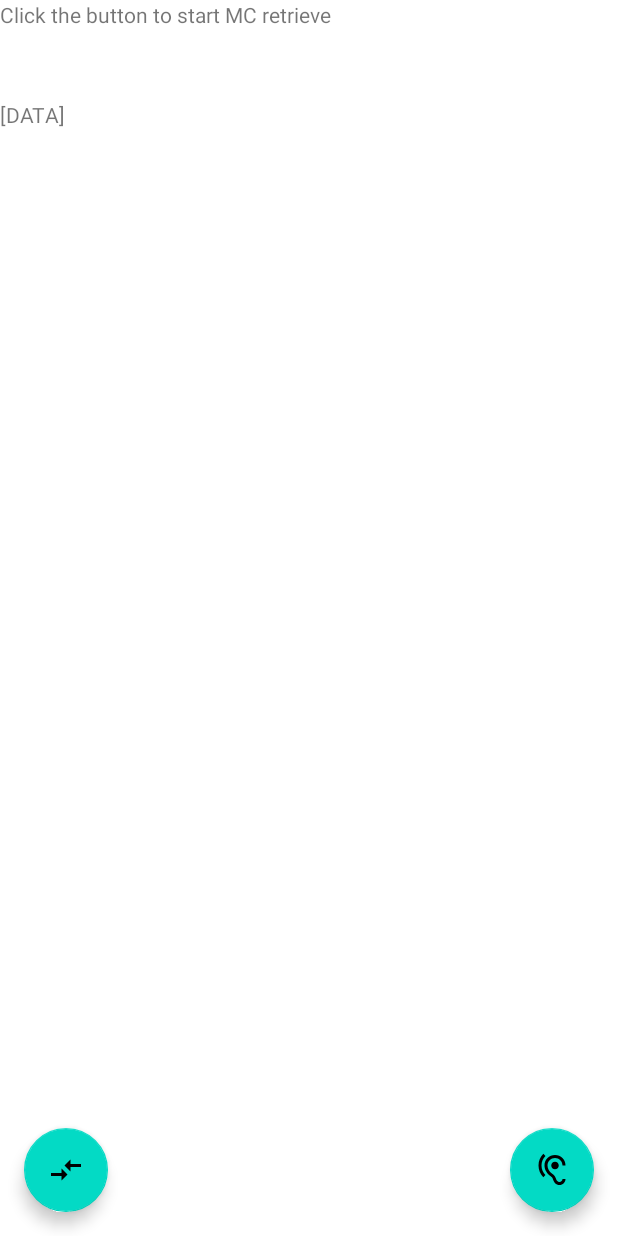
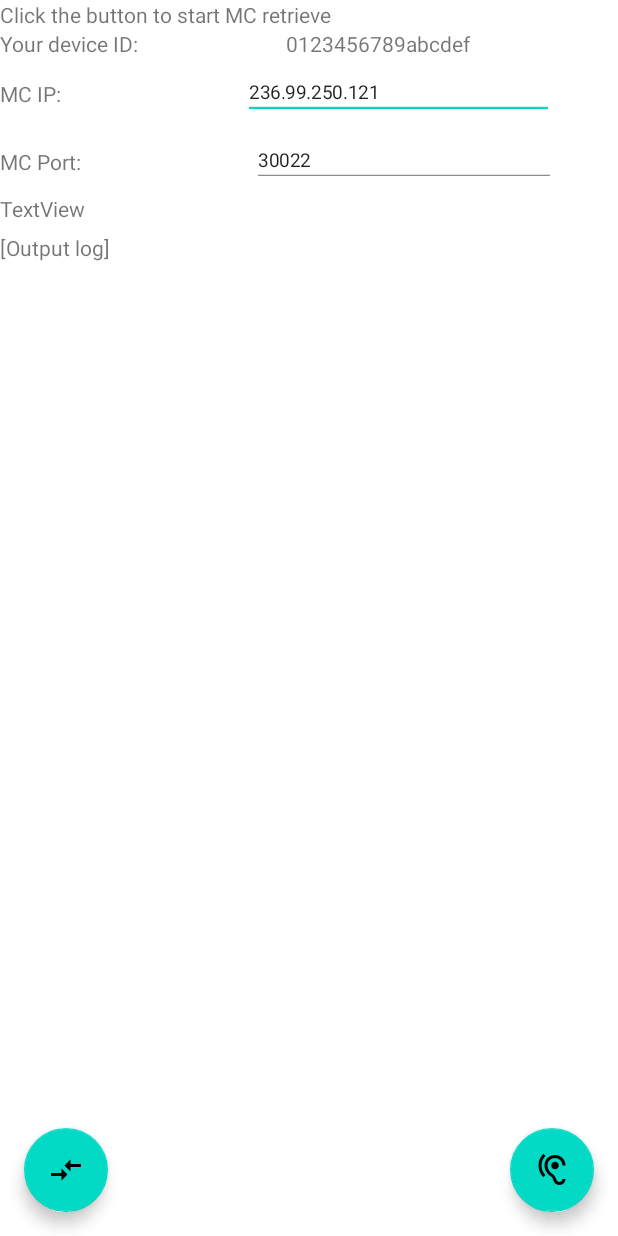
Before and after one commit to gvheertum/AndroidMulticastReceiverTest, an Android app: the screen it shows after launch (MainActivity), on a phone screen of 412 x 824 dp. Run offline under Robolectric (Android 15) with nearby library versions, the phone set to English and light mode, and no system bars.

Commit message:
This belongs to the previous

```diff
--- a/app/src/main/java/com/gvh/gvhmulticasttest/MainActivity.java
+++ b/app/src/main/java/com/gvh/gvhmulticasttest/MainActivity.java
@@ -21,6 +21,7 @@ import androidx.core.app.NotificationManagerCompat;
 import android.util.Log;
 import android.view.View;
 
+import android.widget.EditText;
 import android.widget.TextView;
 import android.widget.Toast;
 
@@ -46,6 +47,7 @@ public class MainActivity extends AppCompatActivity {
 
         FloatingActionButton fabListen = findViewById(R.id.fabObserve);
         FloatingActionButton fabTestMode = findViewById(R.id.fabTestMode);
+
         tvReceivedContent = findViewById(R.id.tvReceived);
         tv = findViewById(R.id.tvMcDetail);
         tv.setText("Click the button to start MC retrieve");
@@ -54,6 +56,8 @@ public class MainActivity extends AppCompatActivity {
 
         android_id = Secure.getString(this.getApplicationContext().getContentResolver(),
                 Secure.ANDROID_ID);
+        TextView tvHWId = findViewById(R.id.tvDeviceId);
+        tvHWId.setText(android_id);
 
         fabListen.setOnClickListener(new View.OnClickListener() {
             @Override
@@ -120,25 +124,24 @@ public class MainActivity extends AppCompatActivity {
     }
 
 
-
-    private final String MCAddressRf = "236.99.250.121";
-    private final String MCAddressGeneral = "236.99.250.120";
-    private final int MCPort = 30011;
     @RequiresApi(api = Build.VERSION_CODES.N)
     public void StartReceiver()
     {
-        StartListeningForMCTraffic(MCAddressRf, MCPort);
-        StartListeningForMCTraffic(MCAddressGeneral, MCPort);
-        runOnUiThread(() -> tv.setText("!! Started MC retrieve on: " + MCAddressRf + " and " + MCAddressGeneral + "on port:" + MCPort));
+        String mcIp = GetMulticastIp();
+        Integer mcPort = GetMulticastPort();
+        StartListeningForMCTraffic(mcIp, mcPort);
+
+        runOnUiThread(() -> tv.setText("!! Started MC retrieve on: " + mcIp + ":" + mcPort));
     }
 
     @RequiresApi(api = Build.VERSION_CODES.N)
-    private final String MCIPTest =  "236.99.250.121";
-    private final int MCPortTest = 30022;
+
     public void StartTestMode()
     {
-        StartTestForMCTraffic(MCIPTest, MCPortTest);
-        runOnUiThread(() -> tv.setText("!! Started MC Test on: " + MCIPTest + "on port:" + MCPortTest + " - Responding as: " + android_id));
+        String mcIp = GetMulticastIp();
+        Integer mcPort = GetMulticastPort();
+        StartTestForMCTraffic(mcIp, mcPort);
+        runOnUiThread(() -> tv.setText("!! Started MC Test on: " + mcIp + ":" + mcPort));
     }
 
     @RequiresApi(api = Build.VERSION_CODES.N)
@@ -185,6 +188,18 @@ public class MainActivity extends AppCompatActivity {
         }
     }
 
+    private String GetMulticastIp()
+    {
+        EditText tf = findViewById(R.id.editMulticastIP);
+        return tf.getText().toString();
+    }
+
+    private Integer GetMulticastPort()
+    {
+        EditText tf = findViewById(R.id.editMulticastPort);
+        return Integer.parseInt(tf.getText().toString());
+    }
+
     private String messageContent = "";
     private void AppendMCMessage(String message)
     {
--- a/app/src/main/res/layout/activity_main.xml
+++ b/app/src/main/res/layout/activity_main.xml
@@ -6,10 +6,13 @@
     android:layout_height="match_parent"
     tools:context=".MainActivity">
 
-    <com.google.android.material.appbar.AppBarLayout
-        android:layout_width="match_parent"
+    <com.google.android.material.floatingactionbutton.FloatingActionButton
+        android:id="@+id/fabTestMode"
+        android:layout_width="wrap_content"
         android:layout_height="wrap_content"
-        android:theme="@style/Theme.GvHMulticastTest.AppBarOverlay"/>
+        android:layout_gravity="bottom"
+        android:layout_margin="@dimen/fab_margin"
+        app:srcCompat="@drawable/ic_baseline_compare_arrows_24" />
 
     <com.google.android.material.floatingactionbutton.FloatingActionButton
         android:id="@+id/fabObserve"
@@ -19,26 +22,114 @@
         android:layout_margin="@dimen/fab_margin"
         app:srcCompat="@drawable/ic_baseline_hearing_24" />
 
-    <com.google.android.material.floatingactionbutton.FloatingActionButton
-        android:id="@+id/fabTestMode"
-        android:layout_width="wrap_content"
+    <LinearLayout
+        android:layout_width="match_parent"
         android:layout_height="wrap_content"
-        android:layout_gravity="bottom"
-        android:layout_margin="@dimen/fab_margin"
-        app:srcCompat="@drawable/ic_baseline_compare_arrows_24" />
+        android:orientation="vertical">
+
+        <LinearLayout
+            android:layout_width="match_parent"
+            android:layout_height="match_parent"
+            android:orientation="horizontal">
 
             <TextView
                 android:id="@+id/tvMcDetail"
-        android:layout_width="wrap_content"
+                android:layout_width="374dp"
                 android:layout_height="wrap_content"
                 android:layout_gravity="start|fill_horizontal"
                 android:text="Not started" />
+        </LinearLayout>
+
+        <LinearLayout
+            android:layout_width="match_parent"
+            android:layout_height="match_parent"
+            android:orientation="horizontal">
+
+            <TextView
+                android:id="@+id/textView"
+                android:layout_width="wrap_content"
+                android:layout_height="wrap_content"
+                android:layout_weight="1"
+                android:text="Your device ID:" />
+
+            <TextView
+                android:id="@+id/tvDeviceId"
+                android:layout_width="wrap_content"
+                android:layout_height="wrap_content"
+                android:layout_weight="1"
+                android:text="[DeviceId]" />
+
+        </LinearLayout>
+
+        <LinearLayout
+            android:layout_width="match_parent"
+            android:layout_height="match_parent"
+            android:orientation="horizontal">
+
+            <TextView
+                android:id="@+id/textView3"
+                android:layout_width="wrap_content"
+                android:layout_height="wrap_content"
+                android:layout_weight="1"
+                android:text="MC IP:" />
+
+            <EditText
+                android:id="@+id/editMulticastIP"
+                android:layout_width="wrap_content"
+                android:layout_height="wrap_content"
+                android:layout_weight="1"
+                android:ems="10"
+                android:inputType="text"
+                android:scaleX="0.7"
+                android:scaleY="0.7"
+                android:text="236.99.250.121" />
+        </LinearLayout>
+
+        <LinearLayout
+            android:layout_width="match_parent"
+            android:layout_height="match_parent"
+            android:orientation="horizontal">
+
+            <TextView
+                android:id="@+id/textView4"
+                android:layout_width="wrap_content"
+                android:layout_height="wrap_content"
+                android:layout_weight="1"
+                android:text="MC Port:" />
+
+            <EditText
+                android:id="@+id/editMulticastPort"
+                android:layout_width="wrap_content"
+                android:layout_height="wrap_content"
+                android:layout_weight="1"
+                android:ems="10"
+                android:inputType="text"
+                android:scaleX="0.7"
+                android:scaleY="0.7"
+                android:text="30022" />
+
+        </LinearLayout>
+
+        <LinearLayout
+            android:layout_width="match_parent"
+            android:layout_height="match_parent"
+            android:orientation="horizontal">
+
+            <TextView
+                android:id="@+id/textView5"
+                android:layout_width="wrap_content"
+                android:layout_height="wrap_content"
+                android:layout_weight="1"
+                android:text="TextView" />
+        </LinearLayout>
 
         <TextView
             android:id="@+id/tvReceived"
             android:layout_width="wrap_content"
             android:layout_height="wrap_content"
-        android:layout_marginTop="100px"
-        android:text="[DATA]" />
+            android:layout_marginTop="10px"
+            android:text="[Output log]" />
+
+    </LinearLayout>
 
 </androidx.coordinatorlayout.widget.CoordinatorLayout>
--- a/app/src/main/res/navigation/nav_graph.xml
+++ b/app/src/main/res/navigation/nav_graph.xml
@@ -25,4 +25,24 @@
             android:id="@+id/action_SecondFragment_to_FirstFragment"
             app:destination="@id/FirstFragment" />
     </fragment>
+    <fragment
+        android:id="@+id/FirstFragment"
+        android:name="com.gvh.gvhmulticasttest.FirstFragment"
+        android:label="@string/first_fragment_label"
+        tools:layout="@layout/fragment_first">
+
+        <action
+            android:id="@+id/action_FirstFragment_to_SecondFragment"
+            app:destination="@id/SecondFragment" />
+    </fragment>
+    <fragment
+        android:id="@+id/SecondFragment"
+        android:name="com.gvh.gvhmulticasttest.SecondFragment"
+        android:label="@string/second_fragment_label"
+        tools:layout="@layout/fragment_second">
+
+        <action
+            android:id="@+id/action_SecondFragment_to_FirstFragment"
+            app:destination="@id/FirstFragment" />
+    </fragment>
 </navigation>
--- a/app/src/main/res/values/strings.xml
+++ b/app/src/main/res/values/strings.xml
@@ -9,4 +9,5 @@
 
     <string name="hello_first_fragment">Hello first fragment</string>
     <string name="hello_second_fragment">Hello second fragment. Arg: %1$s</string>
+    <string name="title_activity_multicast_receiver">MulticastReceiver</string>
 </resources>
```
Also changed, not shown: app/src/main/AndroidManifest.xml (+0 -7 lines). Lines whose indentation alone changed are shown as unchanged.
